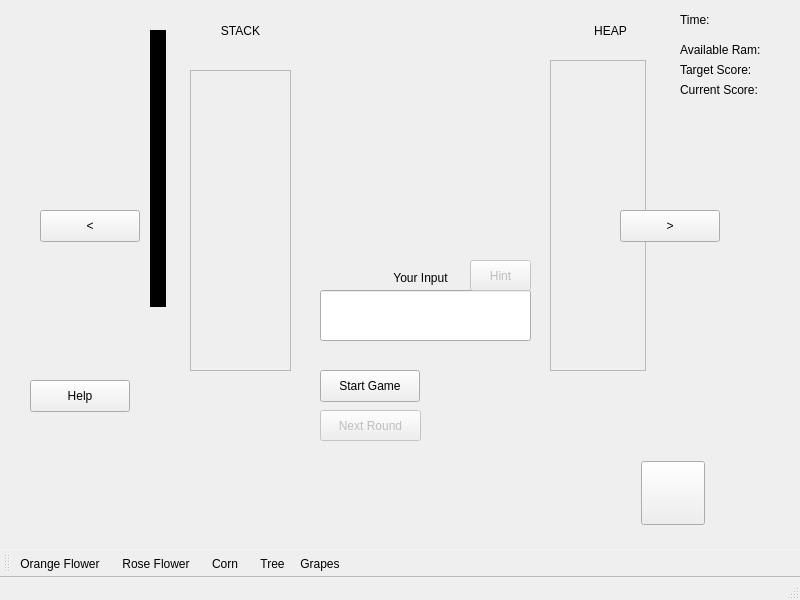
This is EducationalApplication/mainwindow.ui in scottskidmore/EducationGame as Qt 5 draws it before an edit. The edited form follows.
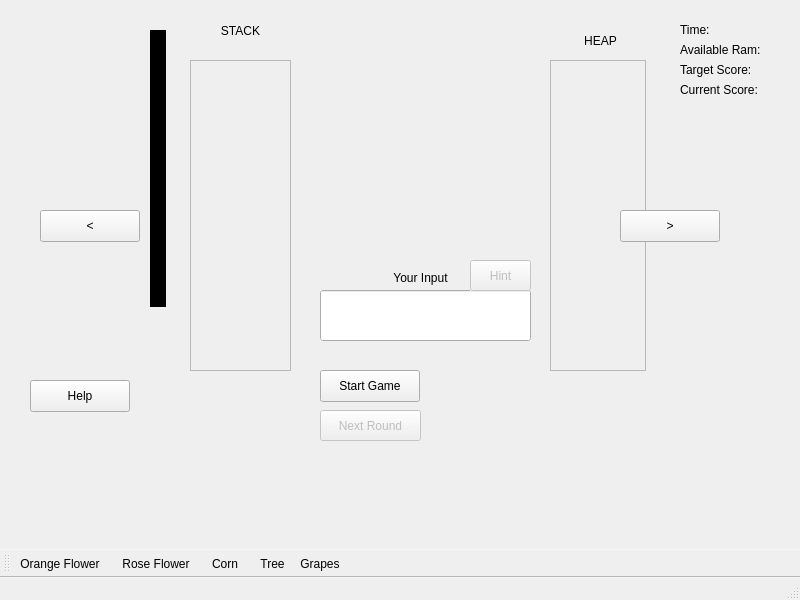
This is the edited form. Icons and pictures are not drawn. Custom widgets are drawn as their Qt base class.

```diff
--- a/EducationalApplication/mainwindow.ui
+++ b/EducationalApplication/mainwindow.ui
@@ -25,14 +25,17 @@
     <property name="geometry">
      <rect>
       <x>190</x>
-      <y>70</y>
+      <y>60</y>
       <width>101</width>
-      <height>301</height>
+      <height>311</height>
      </rect>
     </property>
     <property name="autoFillBackground">
      <bool>false</bool>
     </property>
+    <property name="styleSheet">
+     <string notr="true">background-image: url(:/Background/Images/Dirt.png);</string>
+    </property>
     <property name="widgetResizable">
      <bool>true</bool>
     </property>
@@ -42,7 +45,7 @@
        <x>0</x>
        <y>0</y>
        <width>99</width>
-       <height>299</height>
+       <height>309</height>
       </rect>
      </property>
      <layout class="QHBoxLayout" name="horizontalLayout_2">
@@ -83,12 +86,15 @@
    <widget class="QLabel" name="label">
     <property name="geometry">
      <rect>
-      <x>190</x>
+      <x>200</x>
       <y>20</y>
-      <width>101</width>
+      <width>81</width>
       <height>21</height>
      </rect>
     </property>
+    <property name="autoFillBackground">
+     <bool>true</bool>
+    </property>
     <property name="text">
      <string>STACK</string>
     </property>
@@ -99,12 +105,15 @@
    <widget class="QLabel" name="label_2">
     <property name="geometry">
      <rect>
-      <x>570</x>
-      <y>20</y>
+      <x>560</x>
+      <y>30</y>
       <width>81</width>
       <height>21</height>
      </rect>
     </property>
+    <property name="autoFillBackground">
+     <bool>true</bool>
+    </property>
     <property name="text">
      <string>HEAP</string>
     </property>
@@ -121,6 +130,9 @@
       <height>51</height>
      </rect>
     </property>
+    <property name="autoFillBackground">
+     <bool>true</bool>
+    </property>
    </widget>
    <widget class="QLabel" name="label_3">
     <property name="geometry">
@@ -200,11 +212,14 @@
     <property name="geometry">
      <rect>
       <x>680</x>
-      <y>-1</y>
-      <width>91</width>
-      <height>41</height>
+      <y>19</y>
+      <width>121</width>
+      <height>21</height>
      </rect>
     </property>
+    <property name="autoFillBackground">
+     <bool>true</bool>
+    </property>
     <property name="text">
      <string>Time:</string>
     </property>
@@ -266,44 +281,13 @@
       <height>31</height>
      </rect>
     </property>
+    <property name="autoFillBackground">
+     <bool>true</bool>
+    </property>
     <property name="text">
      <string>Hint</string>
     </property>
    </widget>
-   <widget class="QWidget" name="layoutWidget">
-    <property name="geometry">
-     <rect>
-      <x>640</x>
-      <y>460</y>
-      <width>66</width>
-      <height>66</height>
-     </rect>
-    </property>
-    <layout class="QHBoxLayout" name="scrollFrameBox">
-     <item>
-      <widget class="QPushButton" name="frame0">
-       <property name="minimumSize">
-        <size>
-         <width>64</width>
-         <height>64</height>
-        </size>
-       </property>
-       <property name="maximumSize">
-        <size>
-         <width>64</width>
-         <height>64</height>
-        </size>
-       </property>
-       <property name="styleSheet">
-        <string notr="true">border-color: rgb(0, 0, 0);</string>
-       </property>
-       <property name="text">
-        <string/>
-       </property>
-      </widget>
-     </item>
-    </layout>
-   </widget>
    <widget class="QLabel" name="startLabel">
     <property name="enabled">
      <bool>true</bool>
```
Left out of the diff: 29 changed lines with no effect on the pictures.
